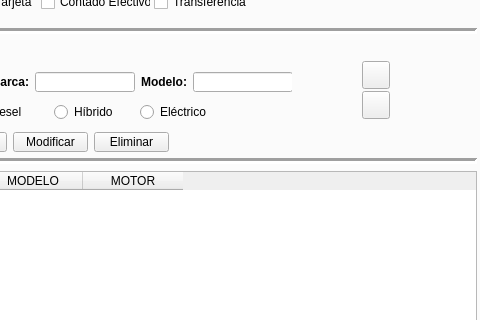
Before: the Qt Designer form ventMain.ui in nuriiaPHM/jaldamartinez, drawn with Qt 5; both pictures show x 320 to 800 and y 193 to 513 of the 800 by 680 pixel window.
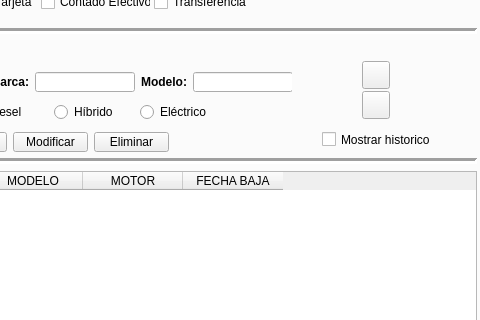
After: the same form once the commit is applied. Icons and pictures are not drawn.

```diff
--- a/ventMain.ui
+++ b/ventMain.ui
@@ -484,6 +484,11 @@
         <string>MOTOR</string>
        </property>
       </column>
+      <column>
+       <property name="text">
+        <string>FECHA BAJA</string>
+       </property>
+      </column>
      </widget>
      <widget class="QWidget" name="layoutWidget_4">
       <property name="geometry">
@@ -989,6 +994,19 @@
        </size>
       </property>
      </widget>
+     <widget class="QCheckBox" name="cbHistorico">
+      <property name="geometry">
+       <rect>
+        <x>640</x>
+        <y>250</y>
+        <width>111</width>
+        <height>17</height>
+       </rect>
+      </property>
+      <property name="text">
+       <string>Mostrar historico</string>
+      </property>
+     </widget>
     </widget>
     <widget class="QWidget" name="tab2">
      <attribute name="title">
```
